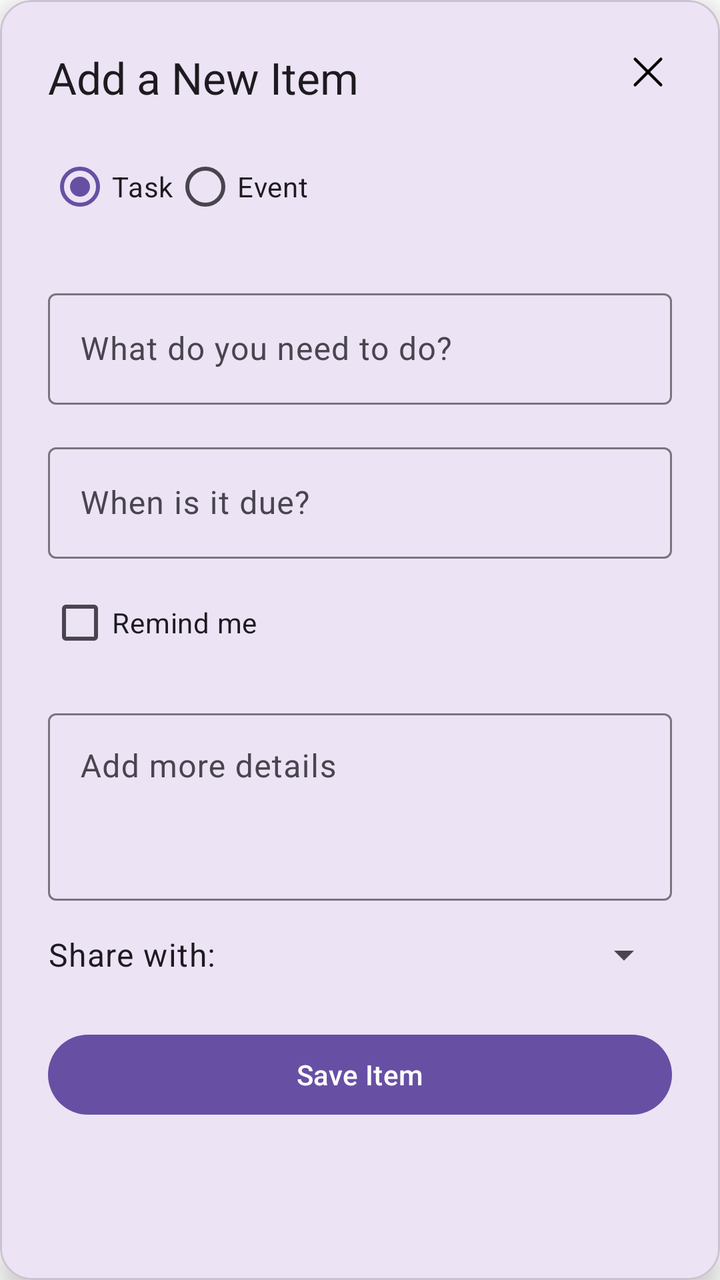
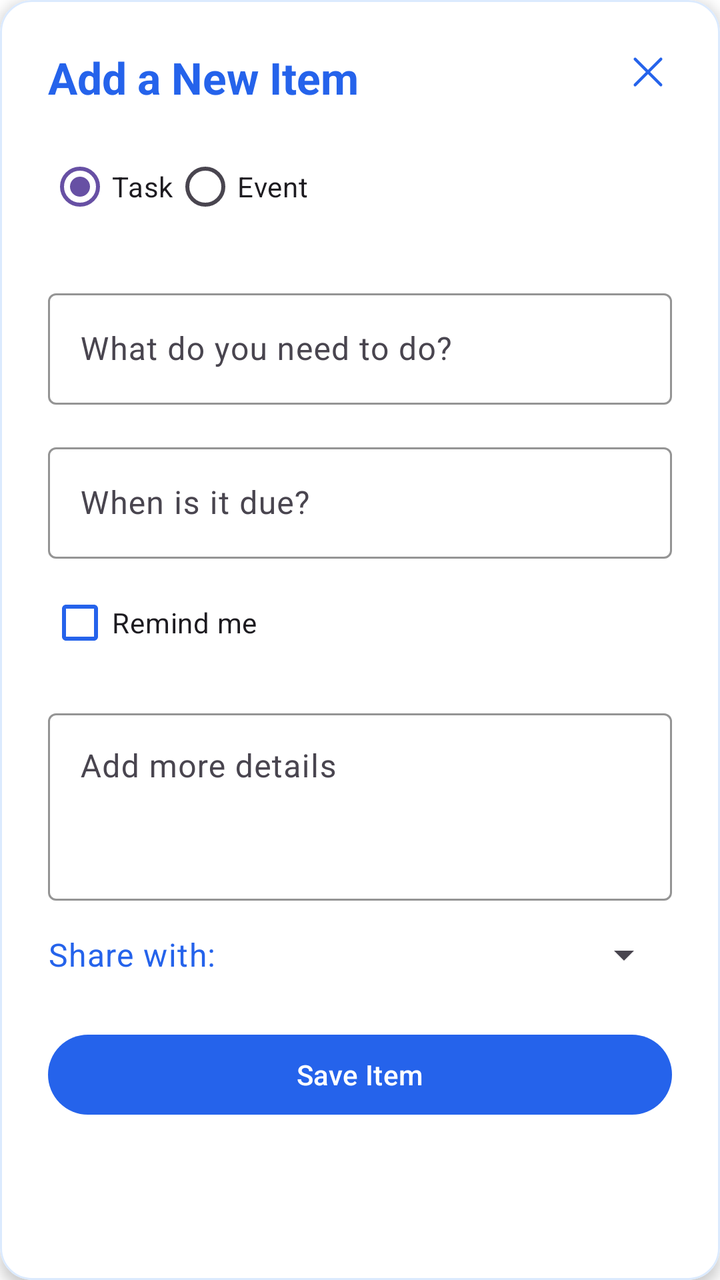

Before-and-after screenshots of an Android layout around one commit, followed by the original layout XML and the change that was made.
<!-- AndroidManifest.xml: activity theme Theme.TodoJava.DialogActivity -->
<!-- res/layout/activity_add_task.xml -->
<?xml version="1.0" encoding="utf-8"?>
<com.google.android.material.card.MaterialCardView xmlns:android="http://schemas.android.com/apk/res/android"
    xmlns:app="http://schemas.android.com/apk/res-auto"
    xmlns:tools="http://schemas.android.com/tools"
    android:layout_width="match_parent"
    android:layout_height="wrap_content"
    android:layout_gravity="center"
    android:layout_margin="24dp"
    app:cardCornerRadius="16dp"
    app:cardElevation="8dp"
    tools:context=".tasks.AddTaskActivity">

    <androidx.constraintlayout.widget.ConstraintLayout
        android:layout_width="match_parent"
        android:layout_height="wrap_content"
        android:padding="24dp">

        <ImageButton
            android:id="@+id/buttonClose"
            android:layout_width="wrap_content"
            android:layout_height="wrap_content"
            android:background="?attr/selectableItemBackgroundBorderless"
            android:contentDescription="Close"
            android:src="@drawable/ic_close"
            app:layout_constraintEnd_toEndOf="parent"
            app:layout_constraintTop_toTopOf="parent" />

        <TextView
            android:id="@+id/tvAddTaskTitle"
            android:layout_width="wrap_content"
            android:layout_height="wrap_content"
            android:text="Add a New Item"
            android:textAppearance="@style/TextAppearance.Material3.TitleLarge"
            app:layout_constraintStart_toStartOf="parent"
            app:layout_constraintTop_toTopOf="parent" />

        <RadioGroup
            android:id="@+id/rgTaskType"
            android:layout_width="0dp"
            android:layout_height="wrap_content"
            android:layout_marginTop="16dp"
            android:orientation="horizontal"
            app:layout_constraintEnd_toEndOf="parent"
            app:layout_constraintStart_toStartOf="parent"
            app:layout_constraintTop_toBottomOf="@id/tvAddTaskTitle">

            <RadioButton
                android:id="@+id/rbTask"
                android:layout_width="wrap_content"
                android:layout_height="wrap_content"
                android:text="Task"
                android:checked="true"/>

            <RadioButton
                android:id="@+id/rbEvent"
                android:layout_width="wrap_content"
                android:layout_height="wrap_content"
                android:text="Event" />
        </RadioGroup>

        <com.google.android.material.textfield.TextInputLayout
            android:id="@+id/layoutTaskTitle"
            style="@style/Widget.Material3.TextInputLayout.OutlinedBox"
            android:layout_width="match_parent"
            android:layout_height="wrap_content"
            android:layout_marginTop="24dp"
            android:hint="What do you need to do?"
            app:layout_constraintTop_toBottomOf="@id/rgTaskType">

            <com.google.android.material.textfield.TextInputEditText
                android:id="@+id/etTaskTitle"
                android:layout_width="match_parent"
                android:layout_height="wrap_content"
                android:inputType="textCapSentences" />
        </com.google.android.material.textfield.TextInputLayout>

        <com.google.android.material.textfield.TextInputLayout
            android:id="@+id/layoutTaskDueDate"
            style="@style/Widget.Material3.TextInputLayout.OutlinedBox"
            android:layout_width="match_parent"
            android:layout_height="wrap_content"
            android:layout_marginTop="16dp"
            android:hint="When is it due?"
            app:layout_constraintTop_toBottomOf="@id/layoutTaskTitle">

            <com.google.android.material.textfield.TextInputEditText
                android:id="@+id/etTaskDueDate"
                android:layout_width="match_parent"
                android:layout_height="wrap_content"
                android:inputType="none"
                android:focusable="false"
                android:clickable="true" />
        </com.google.android.material.textfield.TextInputLayout>

        <com.google.android.material.checkbox.MaterialCheckBox
            android:id="@+id/cbRemindMe"
            android:layout_width="wrap_content"
            android:layout_height="wrap_content"
            android:layout_marginTop="8dp"
            android:text="Remind me"
            app:layout_constraintStart_toStartOf="parent"
            app:layout_constraintTop_toBottomOf="@id/layoutTaskDueDate" />

        <com.google.android.material.textfield.TextInputLayout
            android:id="@+id/layoutTaskDetails"
            style="@style/Widget.Material3.TextInputLayout.OutlinedBox"
            android:layout_width="match_parent"
            android:layout_height="wrap_content"
            android:layout_marginTop="16dp"
            android:hint="Add more details"
            app:layout_constraintTop_toBottomOf="@id/cbRemindMe">

            <com.google.android.material.textfield.TextInputEditText
                android:id="@+id/etTaskDetails"
                android:layout_width="match_parent"
                android:layout_height="wrap_content"
                android:gravity="top"
                android:inputType="textMultiLine"
                android:minLines="3" />
        </com.google.android.material.textfield.TextInputLayout>

        <TextView
            android:id="@+id/tvShareWith"
            android:layout_width="wrap_content"
            android:layout_height="wrap_content"
            android:layout_marginTop="16dp"
            android:text="Share with:"
            android:textAppearance="@style/TextAppearance.Material3.BodyLarge"
            app:layout_constraintStart_toStartOf="parent"
            app:layout_constraintTop_toBottomOf="@id/layoutTaskDetails" />

        <Spinner
            android:id="@+id/spinnerShareWith"
            android:layout_width="0dp"
            android:layout_height="wrap_content"
            android:layout_marginStart="8dp"
            app:layout_constraintEnd_toEndOf="parent"
            app:layout_constraintStart_toEndOf="@id/tvShareWith"
            app:layout_constraintTop_toTopOf="@id/tvShareWith"
            app:layout_constraintBottom_toBottomOf="@id/tvShareWith" />

        <com.google.android.material.button.MaterialButton
            android:id="@+id/buttonSaveTask"
            android:layout_width="match_parent"
            android:layout_height="wrap_content"
            android:layout_marginTop="24dp"
            android:text="Save Item"
            app:layout_constraintTop_toBottomOf="@id/spinnerShareWith" />

    </androidx.constraintlayout.widget.ConstraintLayout>

</com.google.android.material.card.MaterialCardView>
<!-- resources referenced by this layout -->
<resources>
  <!-- drawable ic_close (drawable) -->
  <vector xmlns:android="http://schemas.android.com/apk/res/android" android:height="24dp" android:viewportHeight="1024" android:viewportWidth="1024" android:width="24dp">
        
      <path android:fillColor="#000000" android:pathData="M764.3,214.6 L512,466.9 259.7,214.6a31.9,31.9 0,0 0,-45.1 45.1L466.8,512 214.5,764.2a31.9,31.9 0,1 0,45.1 45.2L512,557.2l252.3,252.3a31.9,31.9 0,0 0,45.1 -45.1L557.1,512.1l252.3,-252.4a31.9,31.9 0,1 0,-45.1 -45.2z"/>
      
  </vector>
  <style name="Theme.TodoJava.DialogActivity" parent="Theme.Material3.DayNight.NoActionBar">
          <item name="android:windowBackground">@android:color/transparent</item>
          <item name="android:windowIsTranslucent">true</item>
          <item name="android:windowNoTitle">true</item>
          <item name="android:windowTranslucentStatus">true</item>
      </style>
</resources>

<!-- the commit's change to res/layout/activity_add_task.xml (unified diff, before → after) -->
@@ -6,8 +6,11 @@
     android:layout_height="wrap_content"
     android:layout_gravity="center"
     android:layout_margin="24dp"
+    app:cardBackgroundColor="@color/white"
     app:cardCornerRadius="16dp"
-    app:cardElevation="8dp"
+    app:cardElevation="4dp"
+    app:strokeWidth="1dp"
+    app:strokeColor="@color/primaryContainer"
     tools:context=".tasks.AddTaskActivity">
 
     <androidx.constraintlayout.widget.ConstraintLayout
@@ -23,14 +26,17 @@
             android:contentDescription="Close"
             android:src="@drawable/ic_close"
             app:layout_constraintEnd_toEndOf="parent"
-            app:layout_constraintTop_toTopOf="parent" />
+            app:layout_constraintTop_toTopOf="parent"
+            app:tint="@color/primary" />
 
         <TextView
             android:id="@+id/tvAddTaskTitle"
             android:layout_width="wrap_content"
             android:layout_height="wrap_content"
             android:text="Add a New Item"
+            android:textColor="@color/primary"
             android:textAppearance="@style/TextAppearance.Material3.TitleLarge"
+            android:textStyle="bold"
             app:layout_constraintStart_toStartOf="parent"
             app:layout_constraintTop_toTopOf="parent" />
 
@@ -49,12 +55,14 @@
                 android:layout_width="wrap_content"
                 android:layout_height="wrap_content"
                 android:text="Task"
+                android:buttonTint="@color/primary"
                 android:checked="true"/>
 
             <RadioButton
                 android:id="@+id/rbEvent"
                 android:layout_width="wrap_content"
                 android:layout_height="wrap_content"
+                android:buttonTint="@color/primary"
                 android:text="Event" />
         </RadioGroup>
 
@@ -65,6 +73,8 @@
             android:layout_height="wrap_content"
             android:layout_marginTop="24dp"
             android:hint="What do you need to do?"
+            app:hintTextColor="@color/primary"
+            app:boxStrokeColor="@color/primary"
             app:layout_constraintTop_toBottomOf="@id/rgTaskType">
 
             <com.google.android.material.textfield.TextInputEditText
@@ -81,6 +91,8 @@
             android:layout_height="wrap_content"
             android:layout_marginTop="16dp"
             android:hint="When is it due?"
+            app:hintTextColor="@color/primary"
+            app:boxStrokeColor="@color/primary"
             app:layout_constraintTop_toBottomOf="@id/layoutTaskTitle">
 
             <com.google.android.material.textfield.TextInputEditText
@@ -98,6 +110,7 @@
             android:layout_height="wrap_content"
             android:layout_marginTop="8dp"
             android:text="Remind me"
+            app:buttonTint="@color/primary"
             app:layout_constraintStart_toStartOf="parent"
             app:layout_constraintTop_toBottomOf="@id/layoutTaskDueDate" />
 
@@ -108,6 +121,8 @@
             android:layout_height="wrap_content"
             android:layout_marginTop="16dp"
             android:hint="Add more details"
+            app:hintTextColor="@color/primary"
+            app:boxStrokeColor="@color/primary"
             app:layout_constraintTop_toBottomOf="@id/cbRemindMe">
 
             <com.google.android.material.textfield.TextInputEditText
@@ -125,6 +140,7 @@
             android:layout_height="wrap_content"
             android:layout_marginTop="16dp"
             android:text="Share with:"
+            android:textColor="@color/primary"
             android:textAppearance="@style/TextAppearance.Material3.BodyLarge"
             app:layout_constraintStart_toStartOf="parent"
             app:layout_constraintTop_toBottomOf="@id/layoutTaskDetails" />
@@ -145,6 +161,8 @@
             android:layout_height="wrap_content"
             android:layout_marginTop="24dp"
             android:text="Save Item"
+            android:textColor="@color/white"
+            app:backgroundTint="@color/primary"
             app:layout_constraintTop_toBottomOf="@id/spinnerShareWith" />
 
     </androidx.constraintlayout.widget.ConstraintLayout>
<!-- resource entries referenced after the edit -->
@@ -1,5 +1,8 @@
 <!-- resources referenced by this layout -->
 <resources>
+  <color name="primary">#2563EB</color>
+  <color name="primaryContainer">#DBEAFE</color>
+  <color name="white">#FFFFFFFF</color>
   <!-- drawable ic_close (drawable) -->
   <vector xmlns:android="http://schemas.android.com/apk/res/android" android:height="24dp" android:viewportHeight="1024" android:viewportWidth="1024" android:width="24dp">
         
